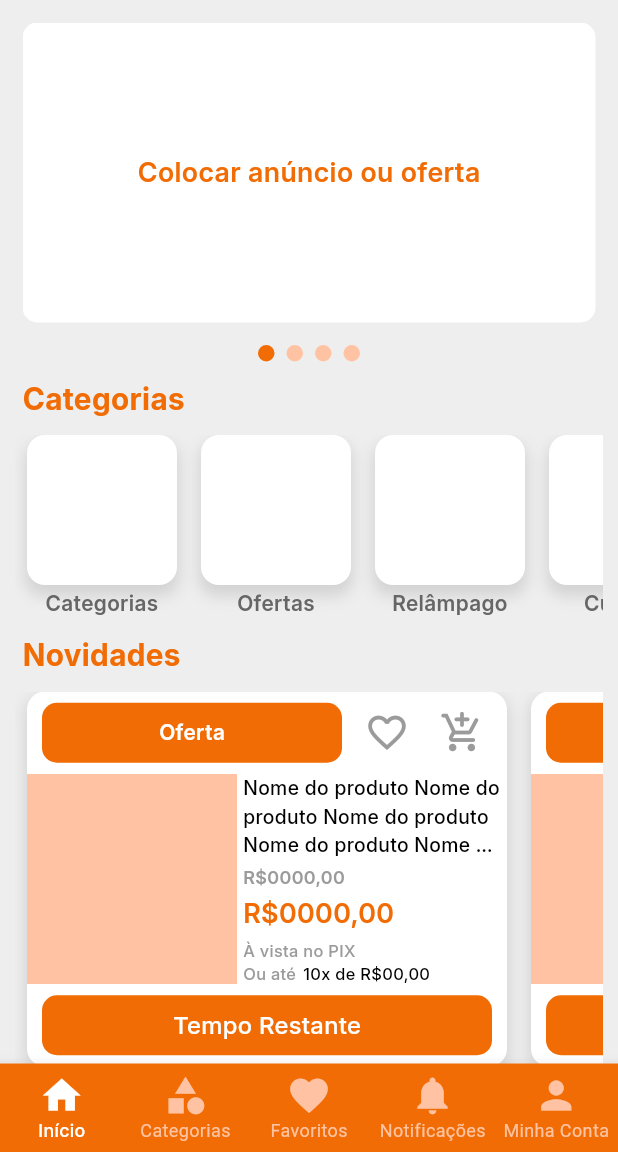
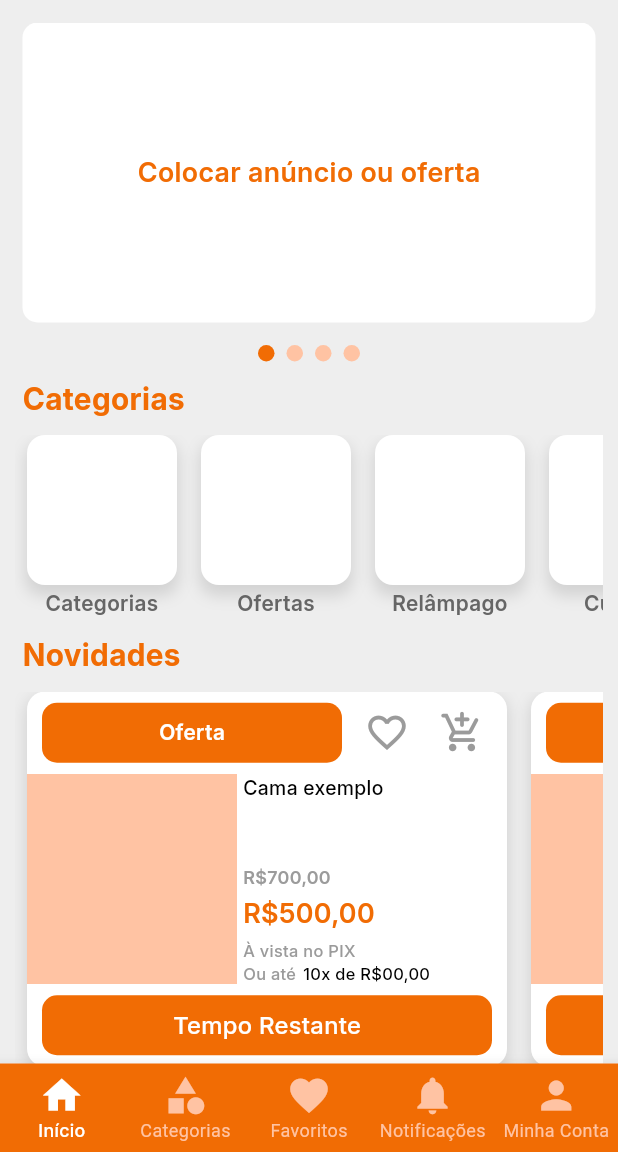
Before and after one commit to Rhayssam/cazatudo-app, a Flutter app: the screen it shows after launch, after a tap on "Vamos Lá!", on a phone screen of 412 x 824 dp, the part 84-1236 px from its top. Run offline on Flutter 3.47's test engine with Material 3 defaults, Android fonts, the phone set to English and light mode, and no system bars; drawn by our look-alikes of smooth_page_indicator; our stand-ins replace get, video_player.

Commit message:
Refatorando código

```diff
--- a/lib/app/core/widgets/banner_widget.dart
+++ b/lib/app/core/widgets/banner_widget.dart
@@ -19,7 +19,7 @@ class BannerWidget extends StatelessWidget {
       child: Column(
         children: [
           Padding(
-            padding: EdgeInsets.symmetric(horizontal: 15, vertical: 15),
+            padding: EdgeInsets.symmetric(vertical: 15),
             child: Container(
               height: 200,
               width: double.infinity,
@@ -52,7 +52,9 @@ class BannerWidget extends StatelessWidget {
 }
 
 Widget _buildAdContainer(String text) {
-  return Container(
+  return Padding(
+    padding: const EdgeInsets.symmetric(horizontal: 15),
+    child: Container(
       decoration: BoxDecoration(
         borderRadius: BorderRadius.circular(10),
         color: ThemeConfig.white,
@@ -65,5 +67,6 @@ Widget _buildAdContainer(String text) {
           ),
         ),
       ),
+    ),
   );
 }
--- a/lib/app/core/widgets/horizontal_categories_list.dart
+++ b/lib/app/core/widgets/horizontal_categories_list.dart
@@ -32,7 +32,7 @@ class HorizontalCategoriesList extends StatelessWidget {
                 spreadRadius: 1,
                 blurRadius: 8,
                 offset: Offset(0, 6),
-              )
+              ),
             ],
           ),
         ),
@@ -45,7 +45,7 @@ class HorizontalCategoriesList extends StatelessWidget {
                 CustomTextStyles.smallText14.copyWith(color: ThemeConfig.grey),
             textAlign: TextAlign.center,
             softWrap: true,
-            maxLines: 2,
+            maxLines: 1,
             overflow: TextOverflow.ellipsis,
           ),
         ),
--- /dev/null
+++ b/lib/app/core/widgets/horizontal_list.dart
@@ -0,0 +1,26 @@
+// ignore_for_file: public_member_api_docs, sort_constructors_first
+
+import 'package:flutter/material.dart';
+
+class HorizontalList extends StatelessWidget {
+  final List<Widget> children;
+  const HorizontalList({
+    Key? key,
+    required this.children,
+  }) : super(key: key);
+
+  @override
+  Widget build(BuildContext context) {
+    return SliverToBoxAdapter(
+      child: Padding(
+        padding: const EdgeInsets.symmetric(horizontal: 10),
+        child: SingleChildScrollView(
+          scrollDirection: Axis.horizontal,
+          child: Row(
+            children: children,
+          ),
+        ),
+      ),
+    );
+  }
+}
--- a/lib/app/core/widgets/horizontal_products_list.dart
+++ b/lib/app/core/widgets/horizontal_products_list.dart
@@ -1,6 +1,8 @@
+// ignore_for_file: public_member_api_docs, sort_constructors_first
 // Essenciais
+import 'package:flutter/material.dart';
+
 import 'package:cazatudo_app/app/core/app_routes/app_routes.dart';
-import 'package:flutter/material.dart';
 
 // UI
 import 'package:cazatudo_app/app/core/ui/theme_config.dart';
@@ -8,8 +10,15 @@ import 'package:cazatudo_app/app/core/ui/custom_text_styles.dart';
 import 'package:get/get.dart';
 
 class HorizontalProductsList extends StatelessWidget {
+  final String texto;
+  final String valorAntigo;
+  final String valorPix;
+
   const HorizontalProductsList({
     Key? key,
+    required this.texto,
+    required this.valorAntigo,
+    required this.valorPix,
   }) : super(key: key);
 
   @override
@@ -132,7 +141,7 @@ class HorizontalProductsList extends StatelessWidget {
                                 padding:
                                     const EdgeInsets.symmetric(horizontal: 4),
                                 child: Text(
-                                  'Nome do produto Nome do produto Nome do produto Nome do produto Nome do produto Nome do produto ',
+                                  texto,
                                   style: CustomTextStyles.smallText13
                                       .copyWith(color: ThemeConfig.black),
                                   softWrap: true,
@@ -150,7 +159,7 @@ class HorizontalProductsList extends StatelessWidget {
                                 padding:
                                     const EdgeInsets.symmetric(horizontal: 4),
                                 child: Text(
-                                  'R\$0000,00',
+                                  'R\$$valorAntigo',
                                   style: CustomTextStyles.smallText12
                                       .copyWith(color: ThemeConfig.lightGrey),
                                   softWrap: true,
@@ -168,7 +177,7 @@ class HorizontalProductsList extends StatelessWidget {
                                 padding:
                                     const EdgeInsets.symmetric(horizontal: 4),
                                 child: Text(
-                                  'R\$0000,00',
+                                  'R\$$valorPix',
                                   style: CustomTextStyles.mediumText18
                                       .copyWith(color: ThemeConfig.orange1),
                                   softWrap: true,
--- /dev/null
+++ b/lib/app/core/widgets/spacing.dart
@@ -0,0 +1,22 @@
+// ignore_for_file: public_member_api_docs, sort_constructors_first
+import 'package:flutter/material.dart';
+
+class Spacing extends StatelessWidget {
+  final double? width;
+  final double? height;
+  const Spacing({
+    Key? key,
+    this.width,
+    this.height,
+  }) : super(key: key);
+
+  @override
+  Widget build(BuildContext context) {
+    return SliverToBoxAdapter(
+      child: SizedBox(
+        width: width,
+        height: height,
+      ),
+    );
+  }
+}
--- a/lib/app/modules/home/home_page.dart
+++ b/lib/app/modules/home/home_page.dart
@@ -1,5 +1,7 @@
 // Essenciais
+import 'package:cazatudo_app/app/core/widgets/horizontal_list.dart';
 import 'package:cazatudo_app/app/core/widgets/horizontal_products_list.dart';
+import 'package:cazatudo_app/app/core/widgets/spacing.dart';
 import 'package:flutter/material.dart';
 import 'package:get/get.dart';
 
@@ -47,21 +49,9 @@ class _HomePageState extends State<HomePage> {
               const SizedBox(width: 15),
             ],
           ),
-          BannerWidget(
-            pageController: _controlPage,
-          ),
+          BannerWidget(pageController: _controlPage),
           TopicTitle(titulo: 'Categorias'),
-          SliverToBoxAdapter(
-            child: const SizedBox(
-              width: 15,
-            ),
-          ),
-          SliverToBoxAdapter(
-            child: Padding(
-              padding: const EdgeInsets.symmetric(horizontal: 10),
-              child: SingleChildScrollView(
-                scrollDirection: Axis.horizontal,
-                child: Row(
+          HorizontalList(
             children: [
               HorizontalCategoriesList(texto: 'Categorias'),
               HorizontalCategoriesList(texto: 'Ofertas'),
@@ -70,39 +60,63 @@ class _HomePageState extends State<HomePage> {
               HorizontalCategoriesList(texto: 'Frete'),
             ],
           ),
+          TopicTitle(titulo: 'Novidades'),
+          HorizontalList(
+            children: [
+              HorizontalProductsList(
+                texto: 'Cama exemplo',
+                valorAntigo: '700,00',
+                valorPix: '500,00',
               ),
+              HorizontalProductsList(
+                texto: 'Guarda roupa exemplo',
+                valorAntigo: '1500,00',
+                valorPix: '1200,00',
               ),
-          ),
-          SliverToBoxAdapter(
-            child: const SizedBox(
-              width: 15,
-            ),
-          ),
-          TopicTitle(titulo: 'Novidades'),
-          SliverToBoxAdapter(
-            child: Padding(
-              padding: const EdgeInsets.symmetric(horizontal: 15),
-              child: Container(),
-            ),
-          ),
-          SliverToBoxAdapter(
-            child: Padding(
-              padding: const EdgeInsets.symmetric(horizontal: 10),
-              child: SingleChildScrollView(
-                scrollDirection: Axis.horizontal,
-                child: Row(
-                  children: [
-                    HorizontalProductsList(),
-                    HorizontalProductsList(),
             ],
           ),
+          TopicTitle(titulo: 'Opções'),
+          HorizontalList(
+            children: [
+              HorizontalCategoriesList(texto: 'Quarto'),
+              HorizontalCategoriesList(texto: 'Sala'),
+              HorizontalCategoriesList(texto: 'Cozinha'),
+              HorizontalCategoriesList(texto: 'Banheiro'),
+              HorizontalCategoriesList(texto: 'Sala de Jantar'),
+              HorizontalCategoriesList(texto: 'Eletroportáteis'),
+            ],
           ),
+          Spacing(height: 25),
+          TopicTitle(titulo: 'Mais Procurados'),
+          HorizontalList(
+            children: [
+              HorizontalProductsList(
+                texto: 'Cama exemplo',
+                valorAntigo: '700,00',
+                valorPix: '500,00',
               ),
+              HorizontalProductsList(
+                texto: 'Guarda roupa exemplo',
+                valorAntigo: '1500,00',
+                valorPix: '1200,00',
               ),
-          SliverToBoxAdapter(
-            child: const SizedBox(
-              height: 15,
+            ],
           ),
+          Spacing(height: 15),
+          TopicTitle(titulo: 'Ofertas do dia'),
+          HorizontalList(
+            children: [
+              HorizontalProductsList(
+                texto: 'Cama exemplo',
+                valorAntigo: '700,00',
+                valorPix: '500,00',
+              ),
+              HorizontalProductsList(
+                texto: 'Guarda roupa exemplo',
+                valorAntigo: '1500,00',
+                valorPix: '1200,00',
+              ),
+            ],
           ),
         ],
       ),
--- a/lib/main.dart
+++ b/lib/main.dart
@@ -16,6 +16,7 @@ class MyApp extends StatelessWidget {
   Widget build(BuildContext context) {
     return GetMaterialApp(
       title: 'Cazatudo',
+      debugShowCheckedModeBanner: false,
       initialRoute: AppRoutes.splash,
       getPages: AppPages.pages,
     );
```
Lines whose indentation alone changed are shown as unchanged.
